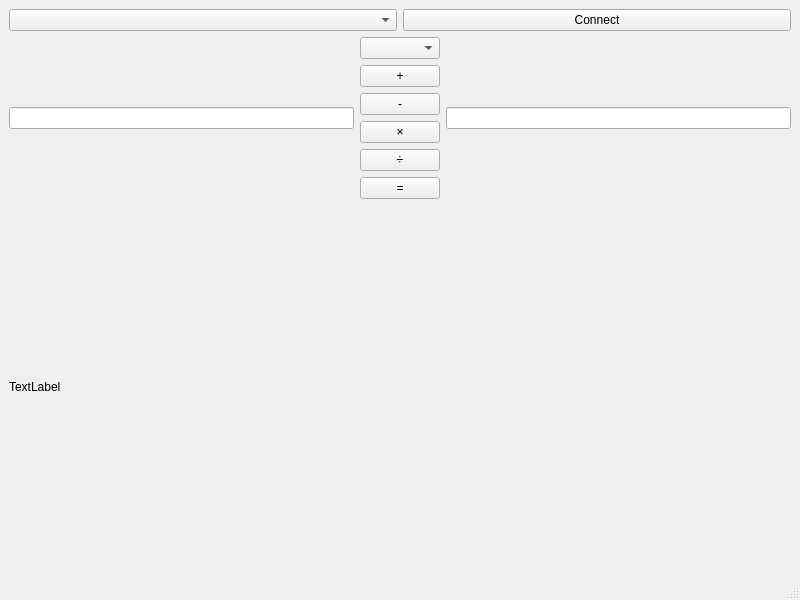
Old version of the form GUIClient/mainwindow.ui in the repository OlisCode/StudiumRechner.
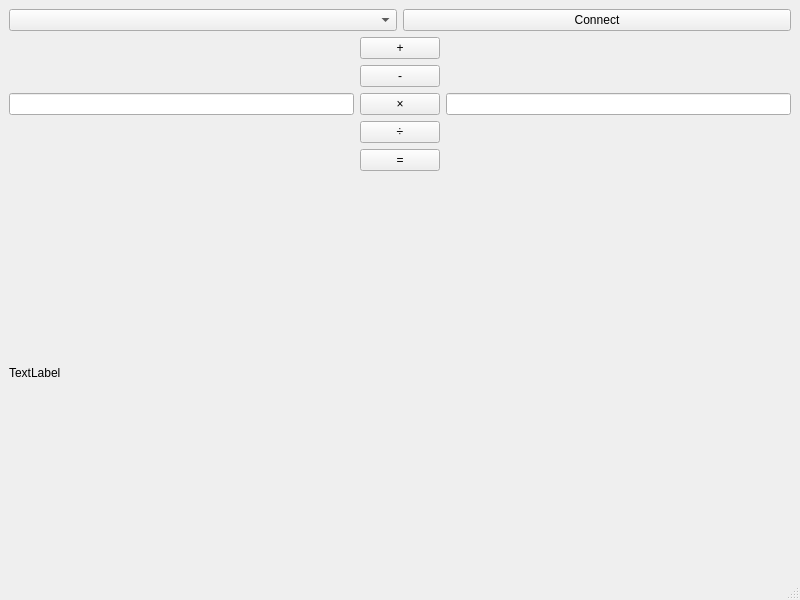
New version of the form.

Commit message: Transition to the buttons for the operators

Patch:
```diff
--- a/GUIClient/mainwindow.ui
+++ b/GUIClient/mainwindow.ui
@@ -46,9 +46,6 @@
         </item>
         <item>
          <layout class="QVBoxLayout" name="verticalLayout_5">
-          <item>
-           <widget class="QComboBox" name="comboBox_operator"/>
-          </item>
           <item>
            <widget class="QPushButton" name="pushButton_add">
             <property name="text">
```
The commit also changes 2 other files.
